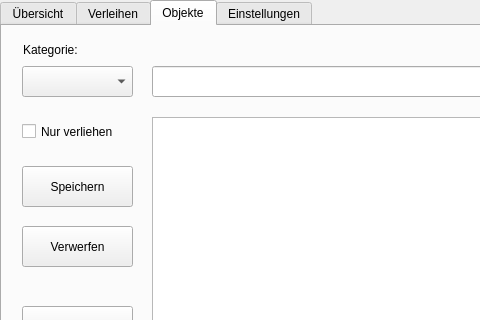
Qt form mainwindow.ui (Psycl0p7/Projekt-2-Verleihsoftware) before a commit; both pictures show x 0 to 480 and y 0 to 320 of the 866 by 618 pixel window.
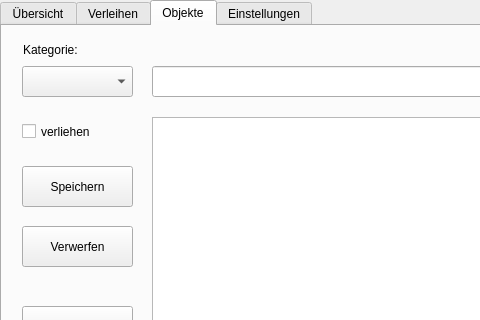
The same form after that commit.

```diff
--- a/mainwindow.ui
+++ b/mainwindow.ui
@@ -898,7 +898,7 @@
        </rect>
       </property>
       <property name="text">
-       <string>Nur verliehen</string>
+       <string>verliehen</string>
       </property>
      </widget>
      <widget class="QPushButton" name="btnObjectsUpdate">
```
